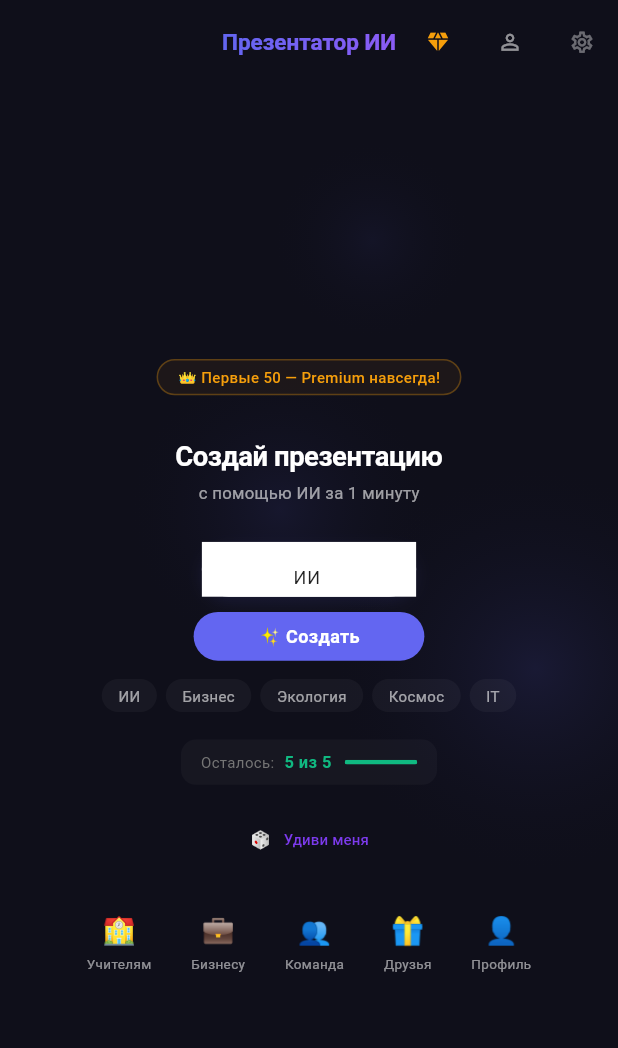
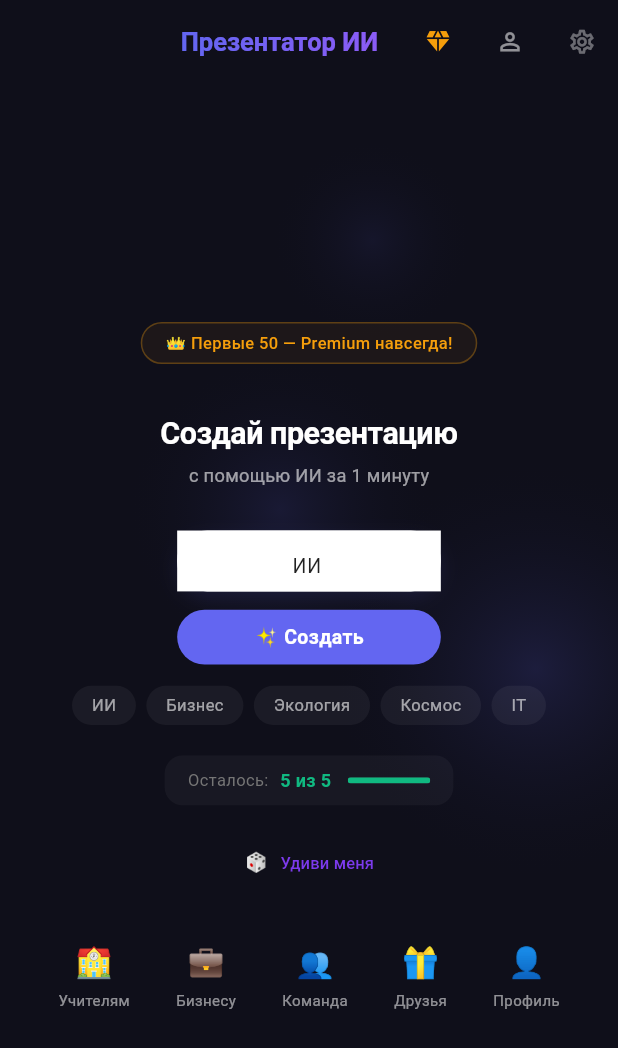
Before and after one commit to maximzhankevich1993/presentation-ai-flutter, a Flutter app: the screen it shows after launch, after a tap on "ИИ", on a phone screen of 412 x 824 dp. Shown: the top 1048 px of the screen. Run offline on Flutter 3.47's test engine with Material 3 defaults, Android fonts, the light colour scheme and no system bars; our stand-ins replace dio, flutter_screenutil, image_picker, share_plus, shared_preferences; Roboto replaces fonts that are missing (Montserrat).

Commit message:
Update home_screen.dart

```diff
--- a/lib/screens/home_screen.dart
+++ b/lib/screens/home_screen.dart
@@ -76,13 +76,13 @@ class _HomeScreenState extends State<HomeScreen> with TickerProviderStateMixin {
         elevation: 0,
         title: ShaderMask(
           shaderCallback: (b) => const LinearGradient(colors: [Color(0xFF6366F1), Color(0xFF8B5CF6)]).createShader(b),
-          child: const Text('Презентатор ИИ', style: TextStyle(color: Colors.white, fontWeight: FontWeight.w600, fontSize: 15)),
+          child: const Text('Презентатор ИИ', style: TextStyle(color: Colors.white, fontWeight: FontWeight.w600, fontSize: 17)),
         ),
         centerTitle: true,
         actions: [
-          IconButton(onPressed: _showVip, icon: const Icon(Icons.diamond, color: Color(0xFFF59E0B), size: 17)),
-          IconButton(onPressed: _showLogin, icon: const Icon(Icons.person_outline, color: Colors.white54, size: 17)),
-          IconButton(onPressed: _showSettings, icon: const Icon(Icons.settings_outlined, color: Colors.white38, size: 17)),
+          IconButton(onPressed: _showVip, icon: const Icon(Icons.diamond, color: Color(0xFFF59E0B), size: 19)),
+          IconButton(onPressed: _showLogin, icon: const Icon(Icons.person_outline, color: Colors.white54, size: 19)),
+          IconButton(onPressed: _showSettings, icon: const Icon(Icons.settings_outlined, color: Colors.white38, size: 19)),
         ],
       ),
       body: Stack(children: [
@@ -92,7 +92,7 @@ class _HomeScreenState extends State<HomeScreen> with TickerProviderStateMixin {
             final t = _orbController.value + i * 0.33;
             return Positioned(
               left: 150 + sin(t * 2 * pi) * 80, top: 200 + cos(t * 2 * pi) * 120,
-              child: Container(width: 150 + i * 80, height: 150 + i * 80, decoration: BoxDecoration(shape: BoxShape.circle, gradient: RadialGradient(colors: [const Color(0xFF6366F1).withOpacity(0.06 + i * 0.03), Colors.transparent]))),
+              child: Container(width: 150 + i * 80, height: 150 + i * 80, decoration: BoxDecoration(shape: BoxShape.circle, gradient: RadialGradient(colors: [const Color(0xFF6366F1).withOpacity(0.08 + i * 0.04), Colors.transparent]))),
             );
           },
         )),
@@ -101,104 +101,104 @@ class _HomeScreenState extends State<HomeScreen> with TickerProviderStateMixin {
             child: SingleChildScrollView(
               padding: EdgeInsets.symmetric(horizontal: 24.w),
               child: Column(mainAxisAlignment: MainAxisAlignment.center, children: [
-                SizedBox(height: 28.h),
+                SizedBox(height: 32.h),
                 // VIP
                 MouseRegion(
                   cursor: SystemMouseCursors.click,
                   child: GestureDetector(
                     onTap: _showVip,
                     child: Container(
-                      padding: EdgeInsets.symmetric(horizontal: 12.w, vertical: 4.h),
+                      padding: EdgeInsets.symmetric(horizontal: 14.w, vertical: 5.h),
                       decoration: BoxDecoration(
                         border: Border.all(color: const Color(0xFFF59E0B).withOpacity(0.3)),
-                        borderRadius: BorderRadius.circular(20),
+                        borderRadius: BorderRadius.circular(22),
                         color: const Color(0xFFF59E0B).withOpacity(0.06),
                       ),
-                      child: const Text('👑 Первые 50 — Premium навсегда!', style: TextStyle(color: Color(0xFFF59E0B), fontSize: 10, fontWeight: FontWeight.w500)),
+                      child: const Text('👑 Первые 50 — Premium навсегда!', style: TextStyle(color: Color(0xFFF59E0B), fontSize: 11, fontWeight: FontWeight.w500)),
                     ),
                   ),
                 ),
+                SizedBox(height: 32.h),
+                Text('Создай презентацию', style: TextStyle(fontSize: 20.sp, fontWeight: FontWeight.w700, color: Colors.white, letterSpacing: -0.3)),
+                SizedBox(height: 4.h),
+                Text('с помощью ИИ за 1 минуту', style: TextStyle(fontSize: 12.sp, color: Colors.white60, letterSpacing: 0.2)),
                 SizedBox(height: 28.h),
-                Text('Создай презентацию', style: TextStyle(fontSize: 18.sp, fontWeight: FontWeight.w700, color: Colors.white, letterSpacing: -0.3)),
-                SizedBox(height: 3.h),
-                Text('с помощью ИИ за 1 минуту', style: TextStyle(fontSize: 11.sp, color: Colors.white60, letterSpacing: 0.2)),
-                SizedBox(height: 24.h),
-                // Поле ввода — iOS-стиль, уменьшено в 2 раза
+                // Поле ввода
                 Center(
                   child: Container(
-                    width: 130.w, height: 36.h,
+                    width: 160.w, height: 40.h,
                     decoration: BoxDecoration(
                       color: Colors.white,
-                      borderRadius: BorderRadius.circular(18),
-                      boxShadow: [BoxShadow(color: const Color(0xFF6366F1).withOpacity(0.1), blurRadius: 8, offset: const Offset(0, 4))],
+                      borderRadius: BorderRadius.circular(20),
+                      boxShadow: [BoxShadow(color: const Color(0xFF6366F1).withOpacity(0.12), blurRadius: 10, offset: const Offset(0, 5))],
                     ),
                     child: TextField(
                       controller: _topicController,
-                      style: const TextStyle(fontSize: 12, color: Colors.black87),
+                      style: const TextStyle(fontSize: 13, color: Colors.black87),
                       textAlign: TextAlign.center,
                       decoration: InputDecoration(
                         hintText: 'О чём презентация?',
-                        hintStyle: TextStyle(color: Colors.grey[400], fontSize: 12),
+                        hintStyle: TextStyle(color: Colors.grey[400], fontSize: 13),
                         border: InputBorder.none,
-                        contentPadding: EdgeInsets.symmetric(horizontal: 12.w),
+                        contentPadding: EdgeInsets.symmetric(horizontal: 14.w),
                       ),
                       onSubmitted: (_) => _generate(),
                     ),
                   ),
                 ),
-                SizedBox(height: 10.h),
+                SizedBox(height: 12.h),
                 // Кнопка Создать
                 MouseRegion(
                   cursor: SystemMouseCursors.click,
                   child: GestureDetector(
                     onTap: _generate,
                     child: Container(
-                      width: 140.w, height: 32.h,
-                      decoration: BoxDecoration(color: const Color(0xFF6366F1), borderRadius: BorderRadius.circular(20)),
-                      child: const Center(child: Text('✨ Создать', style: TextStyle(color: Colors.white, fontSize: 12, fontWeight: FontWeight.w600))),
+                      width: 160.w, height: 36.h,
+                      decoration: BoxDecoration(color: const Color(0xFF6366F1), borderRadius: BorderRadius.circular(22)),
+                      child: const Center(child: Text('✨ Создать', style: TextStyle(color: Colors.white, fontSize: 13, fontWeight: FontWeight.w600))),
                     ),
                   ),
                 ),
-                SizedBox(height: 12.h),
+                SizedBox(height: 14.h),
                 // Примеры
-                Wrap(spacing: 6, runSpacing: 6, alignment: WrapAlignment.center, children: _examples.map((e) => MouseRegion(
+                Wrap(spacing: 7, runSpacing: 7, alignment: WrapAlignment.center, children: _examples.map((e) => MouseRegion(
                   cursor: SystemMouseCursors.click,
                   child: GestureDetector(
                     onTap: () { _topicController.text = e; },
                     child: Container(
-                      padding: EdgeInsets.symmetric(horizontal: 10.w, vertical: 4.h),
-                      decoration: BoxDecoration(color: Colors.white.withOpacity(0.04), borderRadius: BorderRadius.circular(14)),
-                      child: Text(e, style: TextStyle(fontSize: 10, color: Colors.white60)),
+                      padding: EdgeInsets.symmetric(horizontal: 12.w, vertical: 5.h),
+                      decoration: BoxDecoration(color: Colors.white.withOpacity(0.05), borderRadius: BorderRadius.circular(16)),
+                      child: Text(e, style: TextStyle(fontSize: 11, color: Colors.white60)),
                     ),
                   ),
                 )).toList()),
-                SizedBox(height: 18.h),
+                SizedBox(height: 20.h),
                 _counter(up),
-                SizedBox(height: 12.h),
+                SizedBox(height: 14.h),
                 // Удиви меня
                 MouseRegion(
                   cursor: SystemMouseCursors.click,
                   child: TextButton.icon(
                     onPressed: _surprise,
-                    icon: const Text('🎲', style: TextStyle(fontSize: 12)),
-                    label: const Text('Удиви меня', style: TextStyle(color: Color(0xFF7C3AED), fontSize: 10)),
-                    style: TextButton.styleFrom(padding: EdgeInsets.symmetric(horizontal: 10.w, vertical: 4.h)),
+                    icon: const Text('🎲', style: TextStyle(fontSize: 13)),
+                    label: const Text('Удиви меня', style: TextStyle(color: Color(0xFF7C3AED), fontSize: 11)),
+                    style: TextButton.styleFrom(padding: EdgeInsets.symmetric(horizontal: 12.w, vertical: 5.h)),
                   ),
                 ),
-                SizedBox(height: 24.h),
-                // Иконки — iOS-стиль, собраны к центру
+                SizedBox(height: 28.h),
+                // Иконки
                 Row(mainAxisAlignment: MainAxisAlignment.center, children: [
                   _navItem('🏫', 'Учителям', _showTeacher),
-                  SizedBox(width: 24.w),
+                  SizedBox(width: 28.w),
                   _navItem('💼', 'Бизнесу', _showCorporate),
-                  SizedBox(width: 24.w),
+                  SizedBox(width: 28.w),
                   _navItem('👥', 'Команда', _showWorkspace),
-                  SizedBox(width: 24.w),
+                  SizedBox(width: 28.w),
                   _navItem('🎁', 'Друзья', _showReferral),
-                  SizedBox(width: 24.w),
+                  SizedBox(width: 28.w),
                   _navItem('👤', 'Профиль', _showProfile),
                 ]),
-                SizedBox(height: 20.h),
+                SizedBox(height: 24.h),
               ]),
             ),
           ),
@@ -209,25 +209,25 @@ class _HomeScreenState extends State<HomeScreen> with TickerProviderStateMixin {
 
   Widget _counter(UserProvider up) {
     if (up.isPremium) return Container(
-      padding: EdgeInsets.symmetric(horizontal: 12.w, vertical: 6.h),
-      decoration: BoxDecoration(gradient: const LinearGradient(colors: [Color(0xFF6366F1), Color(0xFF8B5CF6)]), borderRadius: BorderRadius.circular(10)),
+      padding: EdgeInsets.symmetric(horizontal: 14.w, vertical: 7.h),
+      decoration: BoxDecoration(gradient: const LinearGradient(colors: [Color(0xFF6366F1), Color(0xFF8B5CF6)]), borderRadius: BorderRadius.circular(12)),
       child: const Row(mainAxisSize: MainAxisSize.min, children: [
-        Icon(Icons.star, color: Colors.amber, size: 13), SizedBox(width: 5),
-        Text('Premium', style: TextStyle(color: Colors.white, fontSize: 11, fontWeight: FontWeight.w600)),
-        SizedBox(width: 6),
-        Text('∞', style: TextStyle(color: Colors.white, fontSize: 15, fontWeight: FontWeight.bold)),
+        Icon(Icons.star, color: Colors.amber, size: 14), SizedBox(width: 6),
+        Text('Premium', style: TextStyle(color: Colors.white, fontSize: 12, fontWeight: FontWeight.w600)),
+        SizedBox(width: 7),
+        Text('∞', style: TextStyle(color: Colors.white, fontSize: 17, fontWeight: FontWeight.bold)),
       ]),
     );
     final left = up.freeGenerationsLeft;
     return Container(
-      padding: EdgeInsets.symmetric(horizontal: 12.w, vertical: 7.h),
-      decoration: BoxDecoration(color: Colors.white.withOpacity(0.03), borderRadius: BorderRadius.circular(10)),
+      padding: EdgeInsets.symmetric(horizontal: 14.w, vertical: 8.h),
+      decoration: BoxDecoration(color: Colors.white.withOpacity(0.04), borderRadius: BorderRadius.circular(12)),
       child: Row(mainAxisSize: MainAxisSize.min, children: [
-        Text('Осталось:', style: TextStyle(fontSize: 10, color: Colors.grey[600])),
-        SizedBox(width: 6.w),
-        Text('$left из 5', style: const TextStyle(fontSize: 11, fontWeight: FontWeight.w600, color: Color(0xFF10B981))),
-        SizedBox(width: 8.w),
-        SizedBox(width: 44.w, height: 3.h, child: ClipRRect(borderRadius: BorderRadius.circular(2), child: LinearProgressIndicator(value: left / 5.0, backgroundColor: Colors.grey.withOpacity(0.2), valueColor: const AlwaysStoppedAnimation<Color>(Color(0xFF10B981))))),
+        Text('Осталось:', style: TextStyle(fontSize: 11, color: Colors.grey[600])),
+        SizedBox(width: 7.w),
+        Text('$left из 5', style: const TextStyle(fontSize: 12, fontWeight: FontWeight.w600, color: Color(0xFF10B981))),
+        SizedBox(width: 10.w),
+        SizedBox(width: 50.w, height: 4.h, child: ClipRRect(borderRadius: BorderRadius.circular(2), child: LinearProgressIndicator(value: left / 5.0, backgroundColor: Colors.grey.withOpacity(0.2), valueColor: const AlwaysStoppedAnimation<Color>(Color(0xFF10B981))))),
       ]),
     );
   }
@@ -237,9 +237,9 @@ class _HomeScreenState extends State<HomeScreen> with TickerProviderStateMixin {
     child: GestureDetector(
       onTap: onTap,
       child: Column(children: [
-        Text(icon, style: const TextStyle(fontSize: 18)),
-        SizedBox(height: 2.h),
-        Text(label, style: const TextStyle(fontSize: 9, color: Colors.white54)),
+        Text(icon, style: const TextStyle(fontSize: 20)),
+        SizedBox(height: 3.h),
+        Text(label, style: const TextStyle(fontSize: 10, color: Colors.white54)),
       ]),
     ),
   );
```
